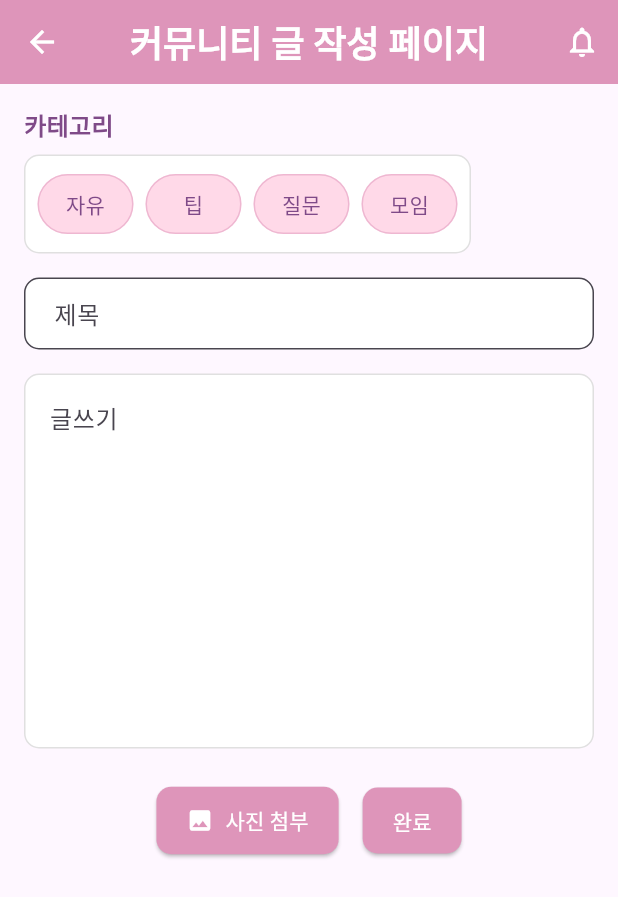
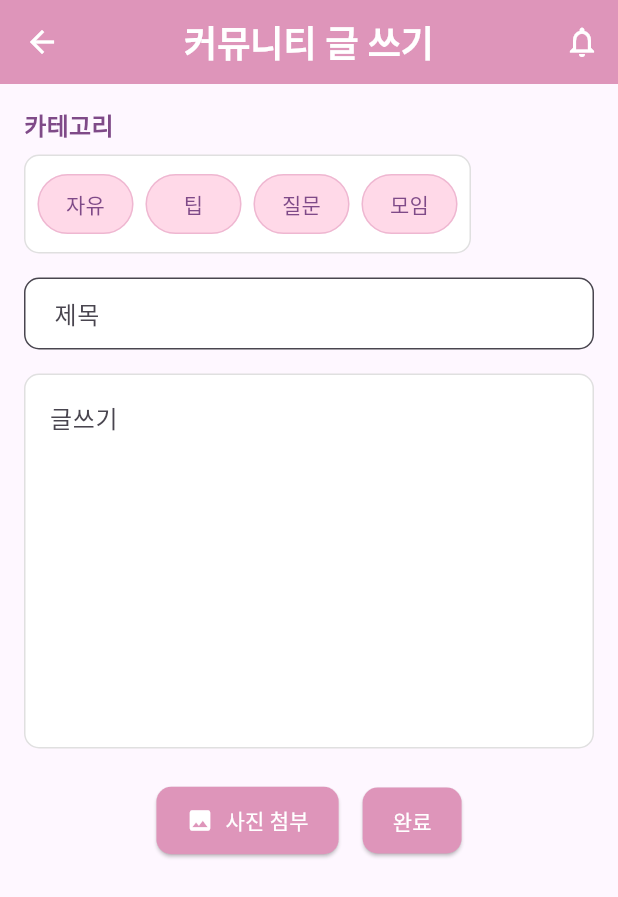
Before and after one commit to shiroHSG/Pium, a Flutter app: the CreatePostPage screen opened directly, on a phone screen of 412 x 824 dp. Shown: the top 897 px of the screen. Run offline on Flutter 3.47's test engine with Material 3 defaults, Android fonts, the phone set to English and light mode, and no system bars; our stand-ins replace shared_preferences; accounts and stored records are empty; Roboto replaces fonts that are missing (Jua).

Commit message:
update pages

```diff
--- a/backend_spring/src/main/frontend_flutter/lib/pages/community/create_post_page.dart
+++ b/backend_spring/src/main/frontend_flutter/lib/pages/community/create_post_page.dart
@@ -18,7 +18,7 @@ class _CreatePostPageState extends State<CreatePostPage> {
         backgroundColor: AppTheme.primaryPurple,
         foregroundColor: Colors.white,
         title: const Text(
-          '커뮤니티 글 작성 페이지',
+          '커뮤니티 글 쓰기',
           style: TextStyle(fontWeight: FontWeight.bold),
         ),
         centerTitle: true,
```
